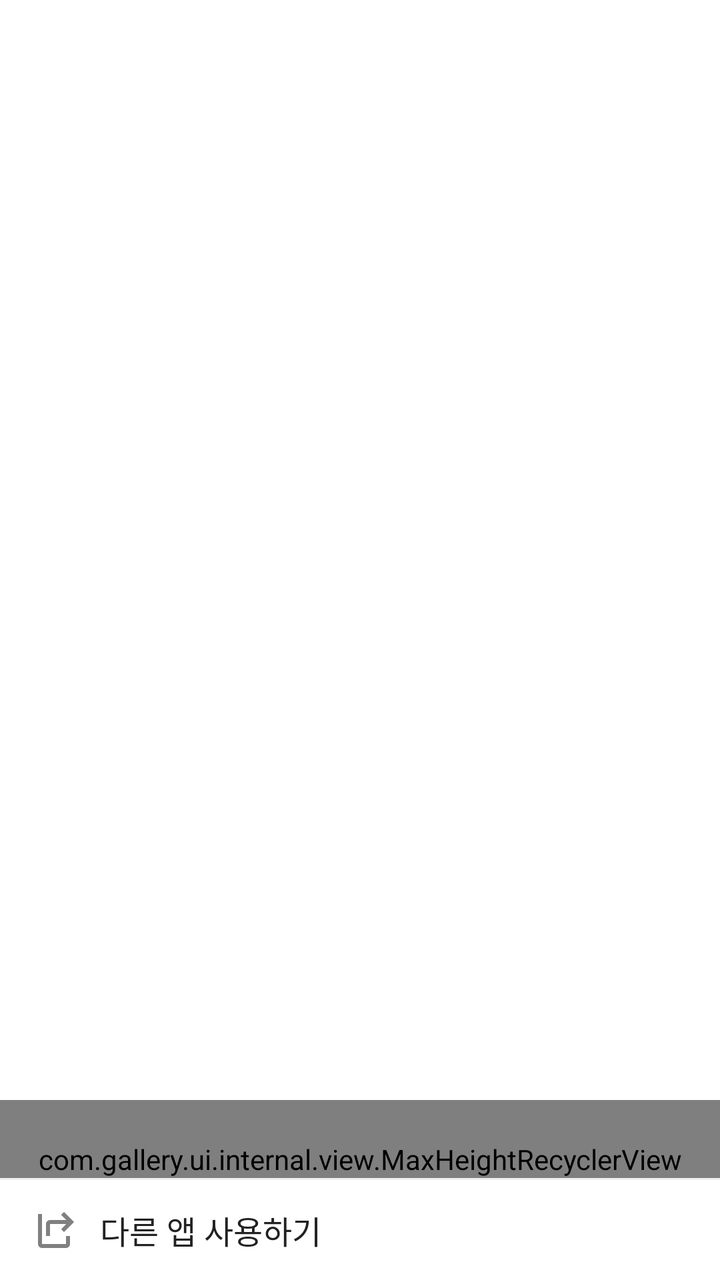
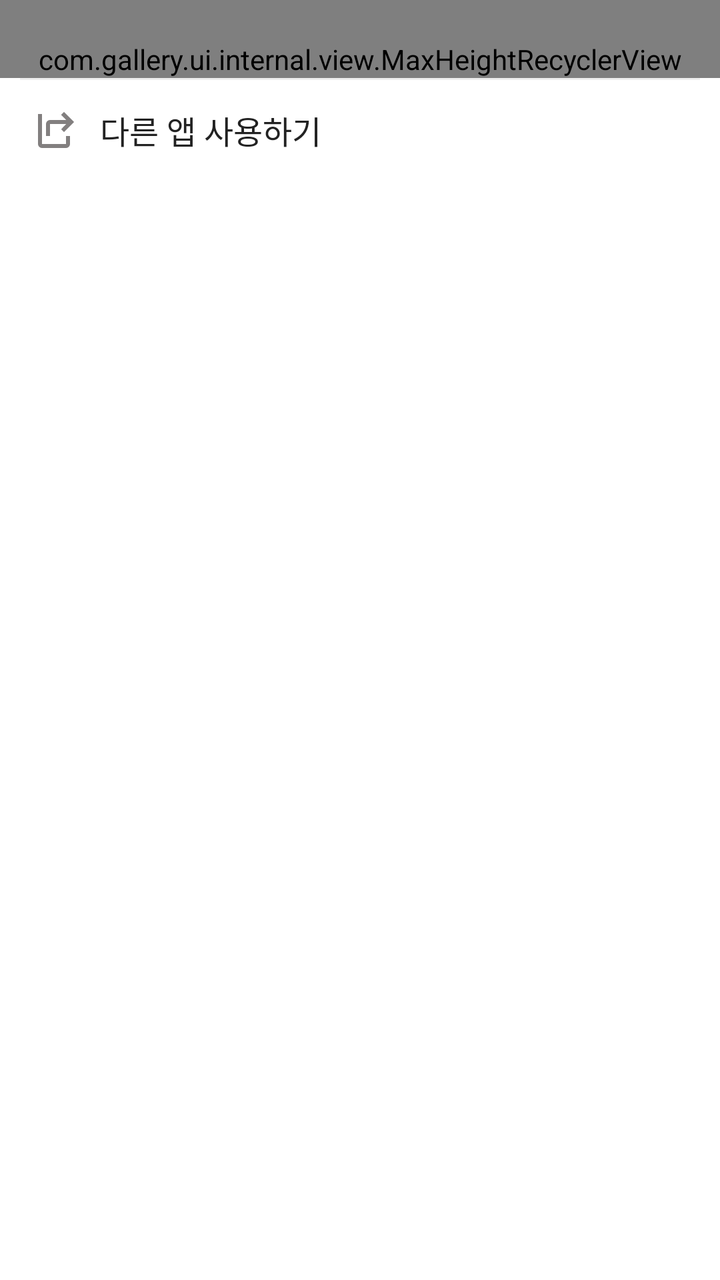

Compare the two renders of this Android layout. The source of the first and the diff that turns it into the second are given below.
<!-- AndroidManifest.xml: another module's application theme Theme.Gallery -->
<!-- res/layout/d_selection_album.xml -->
<?xml version="1.0" encoding="utf-8"?>
<androidx.constraintlayout.widget.ConstraintLayout xmlns:android="http://schemas.android.com/apk/res/android"
    xmlns:app="http://schemas.android.com/apk/res-auto"
    android:layout_width="match_parent"
    android:layout_height="wrap_content"
    android:orientation="vertical">

    <com.gallery.ui.internal.view.MaxHeightRecyclerView
        android:id="@+id/rvContents"
        android:layout_width="match_parent"
        android:layout_height="wrap_content"
        android:focusable="false"
        android:paddingTop="20dp"
        android:splitMotionEvents="false"
        app:layout_constraintBottom_toTopOf="@+id/vLine"
        app:maxHeight="300dp" />

    <View
        android:id="@+id/vLine"
        android:layout_width="match_parent"
        android:layout_height="1dp"
        android:background="#eeeeee"
        android:paddingLeft="10dp"
        android:paddingRight="10dp"
        app:layout_constraintBottom_toTopOf="@+id/tvOtherApp" />

    <androidx.appcompat.widget.AppCompatTextView
        android:id="@+id/tvOtherApp"
        android:layout_width="match_parent"
        android:layout_height="50dp"
        android:drawableStart="@drawable/ic_other_app"
        android:drawablePadding="10dp"
        android:drawableTint="#827F7F"
        android:gravity="center_vertical"
        android:paddingLeft="16dp"
        android:text="@string/txt_other_app"
        android:textColor="#222"
        android:textSize="16dp"
        app:layout_constraintBottom_toBottomOf="parent" />

</androidx.constraintlayout.widget.ConstraintLayout>
<!-- resources referenced by this layout -->
<resources>
  <!-- drawable ic_other_app (drawable) -->
  <vector xmlns:android="http://schemas.android.com/apk/res/android"
      android:width="24dp"
      android:height="24dp"
      android:viewportWidth="960"
      android:viewportHeight="960">
    <path
        android:pathData="M280,600v-240q0,-33 23.5,-56.5T360,280h326L583,177l57,-57 200,200 -200,200 -57,-56 103,-104L360,360v240h-80ZM200,840q-33,0 -56.5,-23.5T120,760v-600h80v600h480v-160h80v160q0,33 -23.5,56.5T680,840L200,840Z"
        android:fillColor="#222"/>
  </vector>
  <string name="txt_other_app">다른 앱 사용하기</string>
  <style name="Theme.Gallery" parent="Theme.MaterialComponents.DayNight.NoActionBar">
          
          <item name="colorPrimary">@color/purple_500</item>
          <item name="colorPrimaryVariant">@color/purple_700</item>
          <item name="colorOnPrimary">@color/white</item>
          
          <item name="colorSecondary">@color/teal_200</item>
          <item name="colorSecondaryVariant">@color/teal_700</item>
          <item name="colorOnSecondary">@color/black</item>
          
          <item name="android:statusBarColor" tools:targetApi="l">?attr/colorPrimaryVariant</item>
          <item name="android:windowActionBar">false</item>
          <item name="windowNoTitle">true</item>
          
      </style>
  <color name="purple_500">#FF6200EE</color>
  <color name="purple_700">#FF3700B3</color>
  <color name="white">#FFFFFFFF</color>
  <color name="teal_200">#FF03DAC5</color>
  <color name="teal_700">#FF018786</color>
  <color name="black">#FF000000</color>
</resources>

<!-- the commit's change to res/layout/d_selection_album.xml (unified diff, before → after) -->
@@ -1,5 +1,5 @@
 <?xml version="1.0" encoding="utf-8"?>
-<androidx.constraintlayout.widget.ConstraintLayout xmlns:android="http://schemas.android.com/apk/res/android"
+<androidx.appcompat.widget.LinearLayoutCompat xmlns:android="http://schemas.android.com/apk/res/android"
     xmlns:app="http://schemas.android.com/apk/res-auto"
     android:layout_width="match_parent"
     android:layout_height="wrap_content"
@@ -16,13 +16,11 @@
         app:maxHeight="300dp" />
 
     <View
-        android:id="@+id/vLine"
         android:layout_width="match_parent"
         android:layout_height="1dp"
-        android:background="#eeeeee"
-        android:paddingLeft="10dp"
-        android:paddingRight="10dp"
-        app:layout_constraintBottom_toTopOf="@+id/tvOtherApp" />
+        android:layout_marginLeft="10dp"
+        android:layout_marginRight="10dp"
+        android:background="#eeeeee" />
 
     <androidx.appcompat.widget.AppCompatTextView
         android:id="@+id/tvOtherApp"
@@ -35,7 +33,6 @@
         android:paddingLeft="16dp"
         android:text="@string/txt_other_app"
         android:textColor="#222"
-        android:textSize="16dp"
-        app:layout_constraintBottom_toBottomOf="parent" />
+        android:textSize="16dp" />
 
-</androidx.constraintlayout.widget.ConstraintLayout>
+</androidx.appcompat.widget.LinearLayoutCompat>
